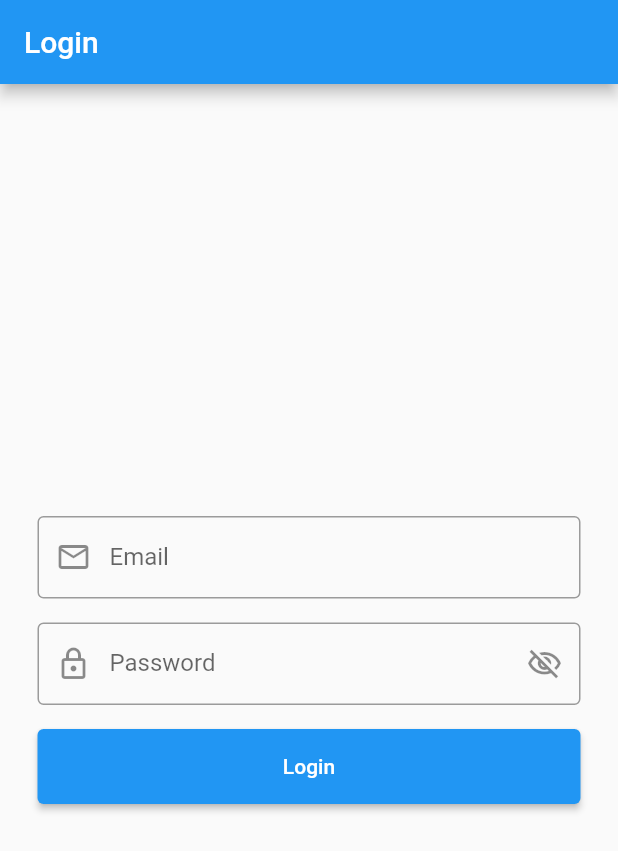
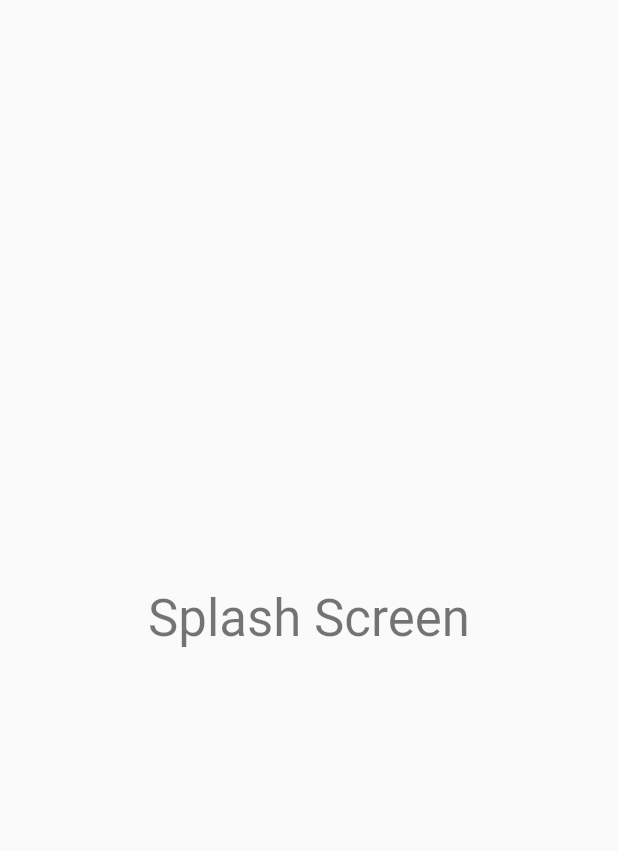
Before and after one commit to hafizflow/mvvm, a Flutter app: the first screen one second after launch, on a phone screen of 412 x 824 dp. Shown: the top 851 px of the screen. Run offline on Flutter 3.47's test engine with Material 3 defaults, Android fonts, the phone set to English and light mode, and no system bars; our stand-ins replace another_flushbar, fluttertoast, shared_preferences.

Commit message:
mvvm complete

```diff
--- a/lib/data/network/network_api_service.dart
+++ b/lib/data/network/network_api_service.dart
@@ -1,9 +1,11 @@
 import 'dart:convert';
+import 'dart:developer';
 import 'dart:io';
 
 import 'package:mvvm/data/app_exceptions.dart';
 import 'package:http/http.dart' as http;
 
+import '../../view_model/services/user_service.dart';
 import 'base_api_services.dart';
 
 class NetworkApiService extends BaseApiServices {
@@ -35,6 +37,9 @@ class NetworkApiService extends BaseApiServices {
           .timeout(const Duration(seconds: 10));
 
       responseData = returnResponse(response);
+      UserService().setToken(responseData.toString());
+
+      log('Token: $responseData');
     } on SocketException {
       throw FetchDataException('No Internet Connection');
     }
--- a/lib/main.dart
+++ b/lib/main.dart
@@ -19,7 +19,7 @@ class MyApp extends StatelessWidget {
       ],
       child: MaterialApp(
         debugShowCheckedModeBanner: false,
-        initialRoute: RoutesName.login,
+        initialRoute: RoutesName.splash,
         onGenerateRoute: Routes.generateRoute,
         theme: ThemeData(useMaterial3: false),
       ),
--- /dev/null
+++ b/lib/model/user_model.dart
@@ -0,0 +1,15 @@
+class UserModel {
+  String? token;
+
+  UserModel({this.token});
+
+  UserModel.fromJson(Map<String, dynamic> json) {
+    token = json['token'];
+  }
+
+  Map<String, dynamic> toJson() {
+    final Map<String, dynamic> data = <String, dynamic>{};
+    data['token'] = token;
+    return data;
+  }
+}
--- a/lib/repository/auth_repository.dart
+++ b/lib/repository/auth_repository.dart
@@ -1,6 +1,9 @@
+import 'dart:developer';
+
 import 'package:mvvm/data/network/base_api_services.dart';
 import 'package:mvvm/data/network/network_api_service.dart';
 import 'package:mvvm/resorces/app_url.dart';
+import 'package:mvvm/view_model/services/user_service.dart';
 
 class AuthRepository {
   final BaseApiServices _apiServices = NetworkApiService();
--- a/lib/resorces/components/custom_elevated_button.dart
+++ b/lib/resorces/components/custom_elevated_button.dart
@@ -7,7 +7,7 @@ class CustomElevatedButton extends StatelessWidget {
   const CustomElevatedButton({
     super.key,
     required this.title,
-    required this.loading,
+    this.loading = false,
     required this.onPressed,
   });
 
--- a/lib/utils/routes/routes.dart
+++ b/lib/utils/routes/routes.dart
@@ -2,6 +2,7 @@ import 'package:flutter/material.dart';
 import 'package:mvvm/utils/routes/routes_name.dart';
 import 'package:mvvm/view/home_screen.dart';
 import 'package:mvvm/view/login_screen.dart';
+import 'package:mvvm/view/splash_screen.dart';
 
 class Routes {
   static Route<dynamic> generateRoute(RouteSettings settings) {
@@ -14,6 +15,10 @@ class Routes {
         return MaterialPageRoute(
           builder: (BuildContext context) => const HomeScreen(),
         );
+      case RoutesName.splash:
+        return MaterialPageRoute(
+          builder: (BuildContext context) => const SplashScreen(),
+        );
       default:
         return MaterialPageRoute(
           builder: (_) => const Scaffold(
--- a/lib/utils/routes/routes_name.dart
+++ b/lib/utils/routes/routes_name.dart
@@ -1,4 +1,5 @@
 class RoutesName {
   static const String login = 'login_screen';
   static const String home = 'home_screen';
+  static const String splash = 'splash_screen';
 }
--- a/lib/view/login_screen.dart
+++ b/lib/view/login_screen.dart
@@ -1,7 +1,9 @@
 import 'package:flutter/material.dart';
+import 'package:mvvm/model/user_model.dart';
 import 'package:mvvm/resorces/components/custom_elevated_button.dart';
 import 'package:mvvm/utils/utils.dart';
 import 'package:mvvm/view_model/auth_view_model.dart';
+import 'package:mvvm/view_model/services/user_service.dart';
 import 'package:provider/provider.dart';
 
 import '../resorces/components/custom_text_field.dart';
--- /dev/null
+++ b/lib/view/splash_screen.dart
@@ -0,0 +1,33 @@
+import 'package:flutter/material.dart';
+import 'package:mvvm/view_model/services/splash_service.dart';
+
+class SplashScreen extends StatefulWidget {
+  const SplashScreen({super.key});
+
+  @override
+  State<SplashScreen> createState() => _SplashScreenState();
+}
+
+class _SplashScreenState extends State<SplashScreen> {
+  SplashService splashService = SplashService();
+
+  @override
+  void initState() {
+    super.initState();
+    Future.delayed(const Duration(seconds: 3)).then((_) {
+      splashService.checkAuthentication(context);
+    });
+  }
+
+  @override
+  Widget build(BuildContext context) {
+    return Scaffold(
+      body: Center(
+        child: Text(
+          'Splash Screen',
+          style: Theme.of(context).textTheme.headlineMedium,
+        ),
+      ),
+    );
+  }
+}
--- a/lib/view_model/auth_view_model.dart
+++ b/lib/view_model/auth_view_model.dart
@@ -1,7 +1,4 @@
-import 'dart:developer';
-
 import 'package:flutter/cupertino.dart';
-import 'package:flutter/foundation.dart';
 import 'package:mvvm/repository/auth_repository.dart';
 import 'package:mvvm/utils/routes/routes_name.dart';
 
@@ -18,10 +15,11 @@ class AuthViewModel extends ChangeNotifier {
     notifyListeners();
   }
 
-  Future<void> loginApi(dynamic data, BuildContext context) async {
+  loginApi(dynamic data, BuildContext context) {
     setLoading(true);
     _myRepository.loginApi(data).then((value) {
       setLoading(false);
+      // UserService().setToken(value.toString());
       Navigator.pushNamed(context, RoutesName.home);
       Utils.flushBar('Login Successful', context);
     }).onError((error, stackTrace) {
--- a/pubspec.yaml
+++ b/pubspec.yaml
@@ -15,6 +15,7 @@ dependencies:
   fluttertoast: ^8.2.4
   http: ^1.2.1
   another_flushbar: ^1.12.30
+  shared_preferences: ^2.2.2
 
 dev_dependencies:
   flutter_test:
```
Also changed, not shown: lib/view/home_screen.dart (+14 -2 lines), lib/view_model/services/splash_service.dart (added, +26 -0 lines), lib/view_model/services/user_service.dart (added, +22 -0 lines), pubspec.lock, 1 other file.
